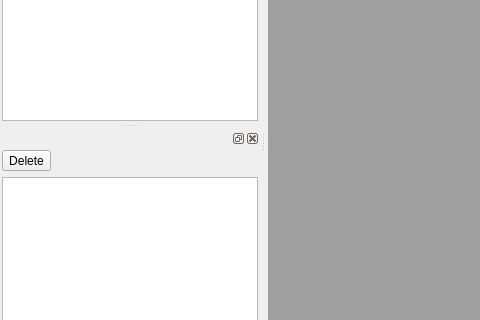
Qt form cs8LogFileViewer/forms/mainwindow.ui (vdg1/cs8Tools) before a commit; both pictures show x 0 to 480 and y 158 to 478 of the 800 by 600 pixel window.
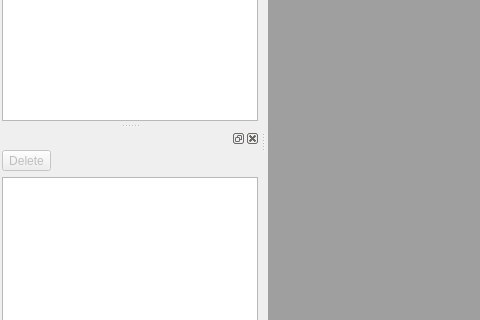
The same form after that commit. Icons and pictures are not drawn. Custom widgets are drawn as their Qt base class.

The edit to the form file:
```diff
--- a/cs8LogFileViewer/forms/mainwindow.ui
+++ b/cs8LogFileViewer/forms/mainwindow.ui
@@ -237,6 +237,9 @@
      </property>
      <item>
       <widget class="QToolButton" name="tbDeleteAnnotaion">
+       <property name="enabled">
+        <bool>false</bool>
+       </property>
        <property name="text">
         <string>Delete</string>
        </property>
```
